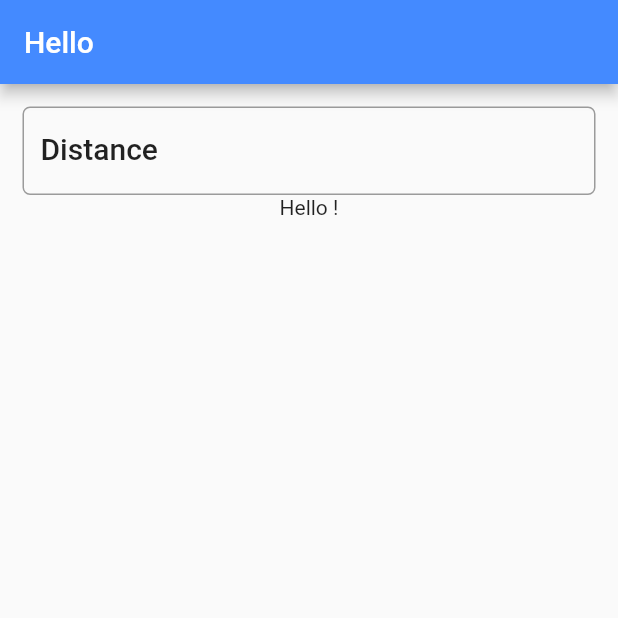
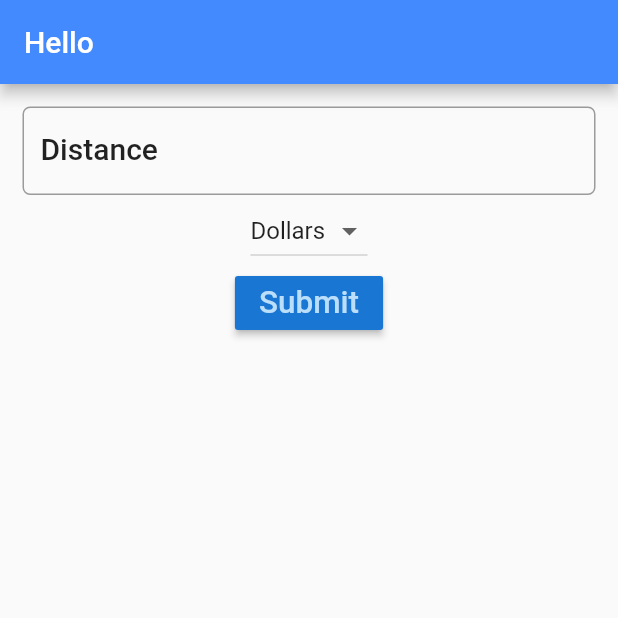
Before and after one commit to Andhrah/trip_cost, a Flutter app: the screen it shows after launch, on a phone screen of 412 x 824 dp, the top half of it. Run offline on Flutter 3.47's test engine with Material 2 defaults, Android fonts, the phone set to English and light mode, and no system bars.

Commit message:
implement TextEditingController widget for handling change from users

```diff
--- a/lib/screens/home.dart
+++ b/lib/screens/home.dart
@@ -6,9 +6,14 @@ class FuelForm extends StatefulWidget {
 }
 
 class _FuelFormState extends State<FuelForm> {
-  String name = '';
   final _currencies = ['Dollars', 'Euro', 'Pounds', 'Naira'];
   String _currency = 'Dollars';
+
+  // TextEditingController works the way as onchanged event listener method.
+  TextEditingController distanceController = TextEditingController();
+
+    String result = '';
+
 
   @override
   Widget build(BuildContext context) {
@@ -23,6 +28,7 @@ class _FuelFormState extends State<FuelForm> {
       child: Column(
         children: <Widget>[
           TextField(
+            controller: distanceController,
             decoration: InputDecoration(
               labelText: 'Distance',
               hintText: 'e.g. 123',
@@ -32,33 +38,46 @@ class _FuelFormState extends State<FuelForm> {
               )
             ),
             keyboardType: TextInputType.number,
-            onChanged: (String string) {
-              setState(() {
-                name = string;
-              });
+            // onChanged: (String string) {
+            //   setState(() {
+            //     name = string;
+            //   });
+            // },
+          ),
+          DropdownButton<String>(
+            items: _currencies.map((String value){
+              return DropdownMenuItem<String> (
+                value: value,
+                child: Text(value)
+              );
+            }).toList(),
+            value: _currency,
+            onChanged: (String value) {
+              _onDropdownChanged(value);
             },
-          ),
-          // DropdownButton<String>(
-          //   items: _currencies.map((String value){
-          //     return DropdownMenuItem<String> (
-          //       value: value,
-          //       child: Text(value)
-          //     );
-          //   }).toList(),
-          //   value: _currency,
-          //   onChanged: (String value) {
-          //     _onDropdownChanged(value);
-          //   },
-          //   ),
-          Text('Hello ' + name + '!')
+            ),
+            RaisedButton(
+              color: Theme.of(context).primaryColorDark,
+              textColor: Theme.of(context).primaryColorLight,
+              onPressed: () {
+                setState(() {
+                  result = distanceController.text;
+                });
+              },
+              child: Text(
+                'Submit',
+                textScaleFactor: 1.5,
+              ),
+            ),
+          Text(result),
         ],
       )
     )
   );
   }
-  // _onDropdownChanged(String value) {
-  //   setState(() {
-  //     this._currency = value;
-  //   });
-  // }
+  _onDropdownChanged(String value) {
+    setState(() {
+      this._currency = value;
+    });
+  }
 }
```
